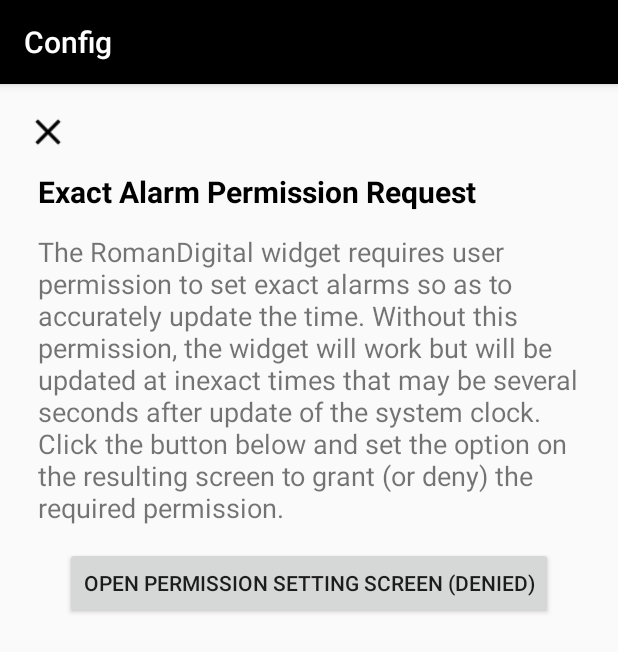
After one commit to dfyockey/RomanDigital, an Android app: the ExactAlarmRequest screen opened directly, with no data from a screen before it, on a phone screen of 412 x 824 dp. The commit adds this screen. Shown: the top 652 px of the screen. Run offline under Robolectric (Android 15) with nearby library versions, the phone set to English and light mode, and no system bars.

Commit message:
Modify widget config activity to use fragment for exact alarm request
- Prevent display of the exact alarm request fragment on Android 13 or
  lower, where the request is not necessary
- Currently, the config activity will provide no options for Android 13
  or lower; such options will be added in a later commit, likely as part
  of an additional fragment

```diff
--- /dev/null
+++ b/app/src/main/java/net/diffengine/romandigitalclock/ExactAlarmRequest.java
@@ -0,0 +1,62 @@
+package net.diffengine.romandigitalclock;
+
+import static android.provider.Settings.ACTION_REQUEST_SCHEDULE_EXACT_ALARM;
+
+import android.app.AlarmManager;
+import android.content.Context;
+import android.content.Intent;
+import android.net.Uri;
+import android.os.Build;
+import android.os.Bundle;
+
+import androidx.fragment.app.Fragment;
+
+import android.view.LayoutInflater;
+import android.view.View;
+import android.view.ViewGroup;
+import android.widget.Button;
+
+public class ExactAlarmRequest extends Fragment implements View.OnClickListener {
+    Button btnSetPermission;
+
+    public ExactAlarmRequest() {
+        // Required empty public constructor
+    }
+
+    @Override
+    public void onCreate(Bundle savedInstanceState) {
+        super.onCreate(savedInstanceState);
+    }
+
+    public void onClick (View v) {
+        if (Build.VERSION.SDK_INT >= Build.VERSION_CODES.S) {
+            Intent reqIntent = new Intent(ACTION_REQUEST_SCHEDULE_EXACT_ALARM);
+            reqIntent.setData(Uri.parse("package:net.diffengine.romandigitalclock"));
+            startActivity(reqIntent);
+        }
+    }
+
+    @Override
+    public View onCreateView(LayoutInflater inflater, ViewGroup container,
+                             Bundle savedInstanceState) {
+        // Inflate the layout for this fragment
+        View v = inflater.inflate(R.layout.fragment_exact_alarm_request, container, false);
+        btnSetPermission = (Button) v.findViewById(R.id.btnSetPermission2);
+        btnSetPermission.setOnClickListener(this);
+        return v;
+    }
+
+    @Override
+    public void onResume() {
+        super.onResume();
+
+        AlarmManager alarmManager = (AlarmManager) getActivity().getSystemService(Context.ALARM_SERVICE);
+        String permission;
+        if (Build.VERSION.SDK_INT >= Build.VERSION_CODES.S && alarmManager.canScheduleExactAlarms()) {
+            permission = "Granted";
+        } else {
+            permission = "Denied";
+        }
+        btnSetPermission.setText(getString(R.string.button_exact_alarm_permission, permission));
+    }
+}
--- a/app/src/main/java/net/diffengine/romandigitalclock/TimeDisplayWidgetConfigActivity.java
+++ b/app/src/main/java/net/diffengine/romandigitalclock/TimeDisplayWidgetConfigActivity.java
@@ -16,8 +16,11 @@ import android.widget.Button;
 import android.widget.ImageButton;
 
 public class TimeDisplayWidgetConfigActivity extends AppCompatActivity implements View.OnClickListener {
-    Button      btnSetPermission;
     ImageButton imgbtnCloseActivity;
+
+    public TimeDisplayWidgetConfigActivity() {
+        super(R.layout.activity_time_display_widget_config);
+    }
 
     @Override
     protected void onCreate(Bundle savedInstanceState) {
@@ -31,7 +34,14 @@ public class TimeDisplayWidgetConfigActivity extends AppCompatActivity implement
 
         setContentView(R.layout.activity_time_display_widget_config);
 
-        btnSetPermission    = (Button) setViewListener(R.id.btnSetPermission);
+        if (savedInstanceState == null && Build.VERSION.SDK_INT >= Build.VERSION_CODES.UPSIDE_DOWN_CAKE) {
+            getSupportFragmentManager()
+                    .beginTransaction()
+                    .setReorderingAllowed(true)
+                    .add(R.id.containerRequestFragment, ExactAlarmRequest.class, null)
+                    .commit();
+        }
+
         imgbtnCloseActivity = (ImageButton) setViewListener(R.id.imgbtnCloseActivity);
     }
 
@@ -45,13 +55,7 @@ public class TimeDisplayWidgetConfigActivity extends AppCompatActivity implement
     public void onClick(View v) {
         int viewId = v.getId();
 
-        if (viewId == R.id.btnSetPermission) {
-            if (Build.VERSION.SDK_INT >= Build.VERSION_CODES.S) {
-                Intent reqIntent = new Intent(ACTION_REQUEST_SCHEDULE_EXACT_ALARM);
-                reqIntent.setData(Uri.parse("package:net.diffengine.romandigitalclock"));
-                startActivity(reqIntent);
-            }
-        } else if (viewId == R.id.imgbtnCloseActivity) {
+        if (viewId == R.id.imgbtnCloseActivity) {
             finish();
         }
     }
@@ -59,22 +63,14 @@ public class TimeDisplayWidgetConfigActivity extends AppCompatActivity implement
     @Override
     protected void onResume() {
         super.onResume();
-
-        AlarmManager alarmManager = (AlarmManager) getSystemService(Context.ALARM_SERVICE);
-        String permission;
-        if (Build.VERSION.SDK_INT >= Build.VERSION_CODES.S && alarmManager.canScheduleExactAlarms()) {
-            permission = "Granted";
-        } else {
-            permission = "Denied";
-        }
-        btnSetPermission.setText(getString(R.string.button_exact_alarm_permission, permission));
     }
 
     @Override
     protected void onPause() {
         super.onPause();
 
-        // Since the Widget's alarms were probably, broadcast an intent to kickstart the Widget
+        // Since the Widget's alarms may be canceled on pause,
+        // broadcast an intent to kickstart the Widget when it resumes
         Intent kickstart = new Intent(this, TimeDisplayWidget.class);
         kickstart.setAction(TimeDisplayWidget.MINUTE_TICK);
         kickstart.setPackage(this.getPackageName());
--- a/app/src/main/res/layout/activity_time_display_widget_config.xml
+++ b/app/src/main/res/layout/activity_time_display_widget_config.xml
@@ -22,42 +22,16 @@
         app:layout_constraintStart_toStartOf="parent"
         app:layout_constraintTop_toTopOf="parent" />
 
-    <TextView
-        android:id="@+id/tvPermissionExplaination"
-        android:layout_width="wrap_content"
-        android:layout_height="wrap_content"
-        android:paddingLeft="@dimen/txtblk_horiz_padding"
-        android:paddingTop="@dimen/txtblk_vert_padding"
-        android:paddingRight="@dimen/txtblk_horiz_padding"
-        android:paddingBottom="@dimen/txtblk_vert_padding"
-        android:text="@string/explain_exact_alarm_permission"
-        android:textSize="18sp"
+    <FrameLayout
+        android:id="@+id/containerRequestFragment"
+        android:layout_width="0dp"
+        android:layout_height="0dp"
+        app:layout_constraintBottom_toBottomOf="parent"
         app:layout_constraintEnd_toEndOf="parent"
-        app:layout_constraintHorizontal_bias="0.0"
+        app:layout_constraintHorizontal_bias="0.496"
         app:layout_constraintStart_toStartOf="parent"
-        app:layout_constraintTop_toBottomOf="@+id/tvActivitySectionTitle1" />
+        app:layout_constraintTop_toBottomOf="@+id/imgbtnCloseActivity">
 
-    <Button
-        android:id="@+id/btnSetPermission"
-        android:layout_width="wrap_content"
-        android:layout_height="wrap_content"
-        android:text="@string/button_exact_alarm_permission"
-        android:textSize="14sp"
-        app:layout_constraintEnd_toEndOf="parent"
-        app:layout_constraintStart_toStartOf="parent"
-        app:layout_constraintTop_toBottomOf="@+id/tvPermissionExplaination" />
-
-    <TextView
-        android:id="@+id/tvActivitySectionTitle1"
-        android:layout_width="wrap_content"
-        android:layout_height="wrap_content"
-        android:layout_marginStart="@dimen/txtblk_horiz_padding"
-        android:layout_marginTop="@dimen/txtblk_vert_padding"
-        android:text="@string/exact_alarm_section_title"
-        android:textColor="@color/black"
-        android:textSize="20sp"
-        android:textStyle="bold"
-        app:layout_constraintStart_toStartOf="parent"
-        app:layout_constraintTop_toBottomOf="@+id/imgbtnCloseActivity" />
+    </FrameLayout>
 
 </androidx.constraintlayout.widget.ConstraintLayout>
--- /dev/null
+++ b/app/src/main/res/layout/fragment_exact_alarm_request.xml
@@ -0,0 +1,48 @@
+<?xml version="1.0" encoding="utf-8"?>
+<androidx.constraintlayout.widget.ConstraintLayout xmlns:android="http://schemas.android.com/apk/res/android"
+    xmlns:app="http://schemas.android.com/apk/res-auto"
+    xmlns:tools="http://schemas.android.com/tools"
+    android:id="@+id/exact_alarm_request_fragment"
+    android:layout_width="match_parent"
+    android:layout_height="match_parent"
+    tools:context=".ExactAlarmRequest">
+
+    <TextView
+        android:id="@+id/tvPermissionExplaination2"
+        android:layout_width="wrap_content"
+        android:layout_height="wrap_content"
+        android:paddingLeft="@dimen/txtblk_horiz_padding"
+        android:paddingTop="@dimen/txtblk_vert_padding"
+        android:paddingRight="@dimen/txtblk_horiz_padding"
+        android:paddingBottom="@dimen/txtblk_vert_padding"
+        android:text="@string/explain_exact_alarm_permission"
+        android:textSize="18sp"
+        app:layout_constraintEnd_toEndOf="parent"
+        app:layout_constraintHorizontal_bias="0.0"
+        app:layout_constraintStart_toStartOf="parent"
+        app:layout_constraintTop_toBottomOf="@+id/tvActivitySectionTitle" />
+
+    <Button
+        android:id="@+id/btnSetPermission2"
+        android:layout_width="wrap_content"
+        android:layout_height="wrap_content"
+        android:text="@string/button_exact_alarm_permission"
+        android:textSize="14sp"
+        app:layout_constraintEnd_toEndOf="parent"
+        app:layout_constraintStart_toStartOf="parent"
+        app:layout_constraintTop_toBottomOf="@+id/tvPermissionExplaination2" />
+
+    <TextView
+        android:id="@+id/tvActivitySectionTitle"
+        android:layout_width="wrap_content"
+        android:layout_height="wrap_content"
+        android:layout_marginStart="@dimen/txtblk_horiz_padding"
+        android:layout_marginTop="@dimen/txtblk_vert_padding"
+        android:text="@string/exact_alarm_section_title"
+        android:textColor="@color/black"
+        android:textSize="20sp"
+        android:textStyle="bold"
+        app:layout_constraintStart_toStartOf="parent"
+        app:layout_constraintTop_toTopOf="parent" />
+
+</androidx.constraintlayout.widget.ConstraintLayout>
```
